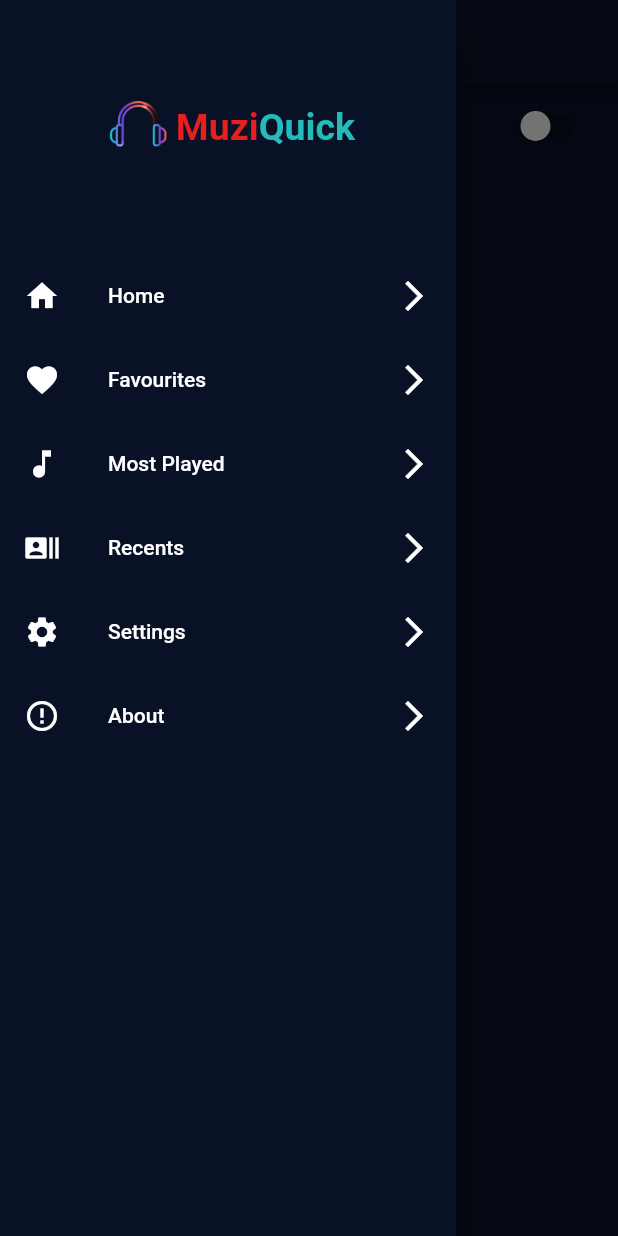
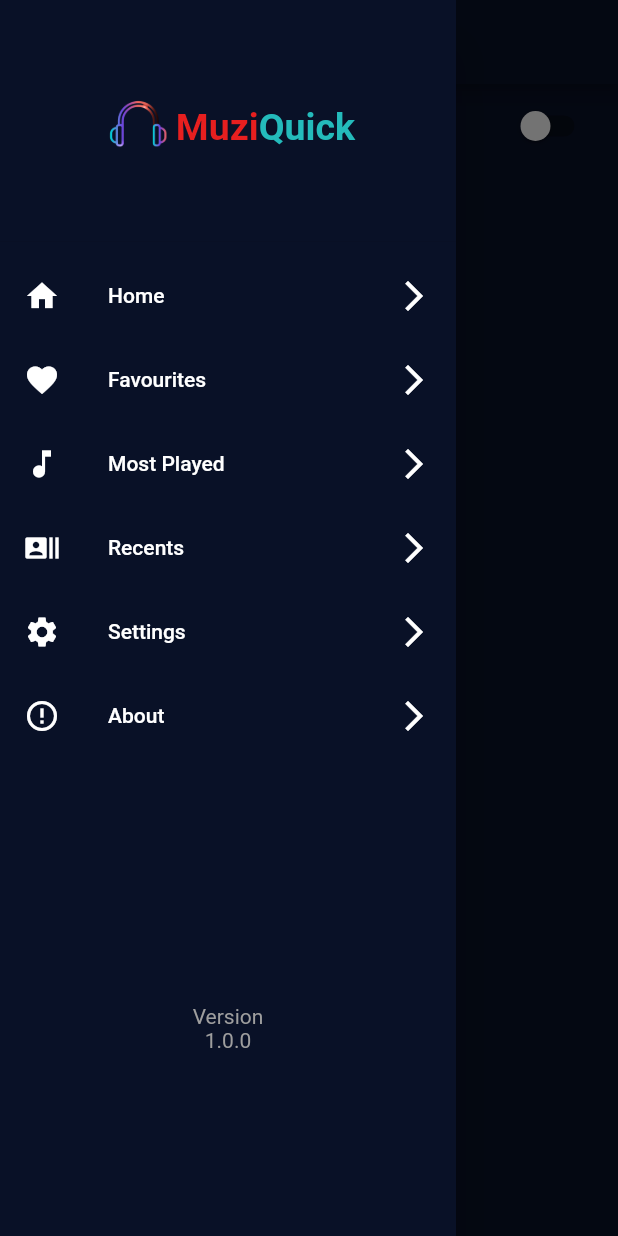
Before and after one commit to Arunrajpr-2000/Muziquick, a Flutter app: the ScreenSettings screen opened directly, with the side drawer open, on a phone screen of 412 x 824 dp. Run offline on Flutter 3.47's test engine with Material 2 defaults, Android fonts, the phone set to English and light mode, and no system bars; our stand-ins replace assets_audio_player, audio_video_progress_bar, hive, hive_flutter, marquee and 2 more; missing offline and left inert: dart:ffi, miniplayer; accounts and stored records are empty.

Commit message:
20-09-2022

```diff
--- a/lib/screens/settings.dart
+++ b/lib/screens/settings.dart
@@ -97,12 +97,10 @@ class _ScreenSettingsState extends State<ScreenSettings> {
                   });
             },
           ),
-          Padding(
-            padding: const EdgeInsets.only(
-              bottom: 0,
-              top: 150,
+          SizedBox(
+            height: size.width * 0.9,
           ),
-            child: Column(
+          Column(
             // mainAxisAlignment: MainAxisAlignment.start,
             crossAxisAlignment: CrossAxisAlignment.center,
             children: [
@@ -115,7 +113,6 @@ class _ScreenSettingsState extends State<ScreenSettings> {
                 style: TextStyle(color: Colors.grey),
               )
             ],
-            ),
           )
         ],
       ),
--- a/lib/widgets/drawer.dart
+++ b/lib/widgets/drawer.dart
@@ -1,3 +1,5 @@
+import 'dart:ffi';
+
 import 'package:flutter/material.dart';
 import 'package:music_player/screens/favourite.dart';
 import 'package:music_player/screens/home.dart';
@@ -172,6 +174,23 @@ class _DrawerState extends State<ScreenDrawer> {
                     });
               },
             ),
+            SizedBox(
+              height: MediaQuery.of(context).size.height * 0.2,
+            ),
+            Column(
+              // mainAxisAlignment: MainAxisAlignment.start,
+              crossAxisAlignment: CrossAxisAlignment.center,
+              children: [
+                Text(
+                  'Version',
+                  style: TextStyle(color: Colors.grey),
+                ),
+                Text(
+                  '1.0.0',
+                  style: TextStyle(color: Colors.grey),
+                )
+              ],
+            )
           ],
         ),
       ),
```
Also changed, not shown: lib/screens/home.dart (+27 -41 lines), lib/screens/nowplay.dart (+14 -9 lines), lib/tabs/favourite_tab.dart (+15 -25 lines), lib/widgets/miniplayer.dart (+18 -10 lines), lib/widgets/miniply.dart (deleted, +0 -78 lines). Lines whose indentation alone changed are shown as unchanged.
